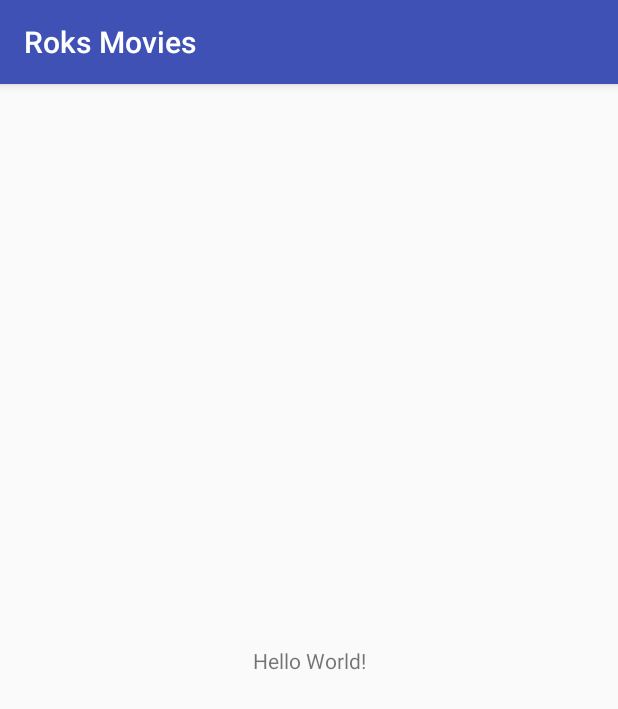
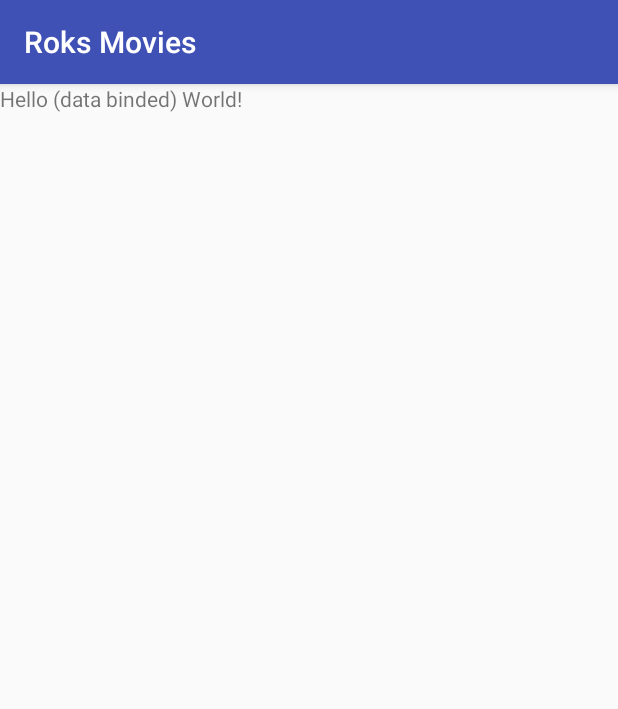
Before and after one commit to koncinar/roksmovies, an Android app: the screen it shows after launch (MainActivity), on a phone screen of 412 x 824 dp. Shown: the top 709 px of the screen. Run offline under Robolectric (Android 15) with nearby library versions, the phone set to English and light mode, and no system bars; our stand-ins replace data binding.

Commit message:
Data Binding and ViewModel added

```diff
--- a/app/build.gradle
+++ b/app/build.gradle
@@ -14,6 +14,11 @@ android {
         versionName "1.0"
         testInstrumentationRunner "android.support.test.runner.AndroidJUnitRunner"
     }
+
+    dataBinding {
+        enabled = true
+    }
+
     buildTypes {
         release {
             minifyEnabled false
@@ -24,10 +29,15 @@ android {
 
 dependencies {
     implementation fileTree(dir: 'libs', include: ['*.jar'])
-    implementation"org.jetbrains.kotlin:kotlin-stdlib-jdk7:$kotlin_version"
+    implementation "org.jetbrains.kotlin:kotlin-stdlib-jdk7:$kotlin_version"
     implementation 'com.android.support:appcompat-v7:27.1.1'
     implementation 'com.android.support.constraint:constraint-layout:1.1.2'
     implementation 'com.android.support:design:27.1.1'
+
+    def lifecycle_version = "1.1.1"
+
+    // ViewModel and LiveData
+    implementation "android.arch.lifecycle:extensions:$lifecycle_version"
 
     // Unit Testing
     testImplementation 'junit:junit:4.12'
--- /dev/null
+++ b/app/src/main/java/rocks/koncina/roksmovies/MainViewModel.kt
@@ -0,0 +1,7 @@
+package rocks.koncina.roksmovies
+
+import android.arch.lifecycle.ViewModel
+
+class MainViewModel : ViewModel() {
+    val title = "Hello (data binded) World!"
+}
--- /dev/null
+++ b/app/src/main/java/rocks/koncina/roksmovies/MoviesListFragment.kt
@@ -0,0 +1,21 @@
+package rocks.koncina.roksmovies
+
+import android.arch.lifecycle.ViewModelProviders
+import android.os.Bundle
+import android.support.v4.app.Fragment
+import android.view.LayoutInflater
+import android.view.View
+import android.view.ViewGroup
+import rocks.koncina.roksmovies.databinding.FragmentMoviesListBinding
+
+class MoviesListFragment : Fragment() {
+
+    override fun onCreateView(inflater: LayoutInflater, container: ViewGroup?,
+                              savedInstanceState: Bundle?): View? {
+        val binding = FragmentMoviesListBinding.inflate(inflater, container, false)
+
+        binding.viewModel = ViewModelProviders.of(this).get(MainViewModel::class.java)
+
+        return binding.root
+    }
+}
--- a/app/src/main/res/layout/content_main.xml
+++ b/app/src/main/res/layout/content_main.xml
@@ -1,20 +1,9 @@
-<?xml version="1.0" encoding="utf-8"?>
-<android.support.constraint.ConstraintLayout xmlns:android="http://schemas.android.com/apk/res/android"
+<fragment xmlns:android="http://schemas.android.com/apk/res/android"
+    xmlns:app="http://schemas.android.com/apk/res-auto"
     xmlns:tools="http://schemas.android.com/tools"
-    xmlns:app="http://schemas.android.com/apk/res-auto"
+    android:id="@+id/fragment"
+    android:name="rocks.koncina.roksmovies.MoviesListFragment"
     android:layout_width="match_parent"
     android:layout_height="match_parent"
     app:layout_behavior="@string/appbar_scrolling_view_behavior"
-    tools:showIn="@layout/activity_main"
-    tools:context=".MainActivity">
-
-    <TextView
-        android:layout_width="wrap_content"
-        android:layout_height="wrap_content"
-        android:text="Hello World!"
-        app:layout_constraintBottom_toBottomOf="parent"
-        app:layout_constraintLeft_toLeftOf="parent"
-        app:layout_constraintRight_toRightOf="parent"
-        app:layout_constraintTop_toTopOf="parent" />
-
-</android.support.constraint.ConstraintLayout>
+    tools:layout="@layout/fragment_movies_list" />
--- /dev/null
+++ b/app/src/main/res/layout/fragment_movies_list.xml
@@ -0,0 +1,24 @@
+<?xml version="1.0" encoding="utf-8"?>
+<layout xmlns:android="http://schemas.android.com/apk/res/android"
+    xmlns:tools="http://schemas.android.com/tools">
+
+    <data>
+
+        <variable
+            name="viewModel"
+            type="rocks.koncina.roksmovies.MainViewModel" />
+    </data>
+
+    <android.support.constraint.ConstraintLayout
+        android:layout_width="match_parent"
+        android:layout_height="match_parent"
+        tools:context=".MoviesListFragment"
+        tools:showIn="@layout/activity_main">
+
+        <TextView
+            android:layout_width="wrap_content"
+            android:layout_height="wrap_content"
+            android:text="@{viewModel.title}" />
+
+    </android.support.constraint.ConstraintLayout>
+</layout>
--- a/gradle.properties
+++ b/gradle.properties
@@ -11,3 +11,5 @@ org.gradle.jvmargs=-Xmx1536m
 # This option should only be used with decoupled projects. More details, visit
 # http://www.gradle.org/docs/current/userguide/multi_project_builds.html#sec:decoupled_projects
 # org.gradle.parallel=true
+# The V2 solves the compile time error of not finding some classes
+android.databinding.enableV2=true
```
